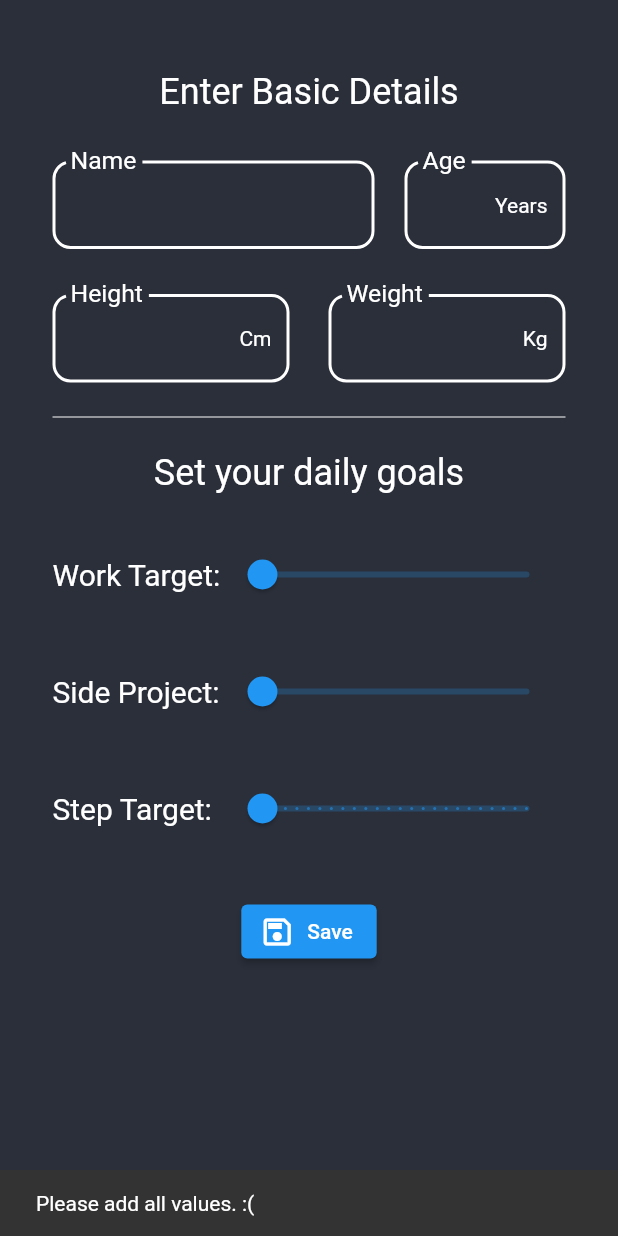
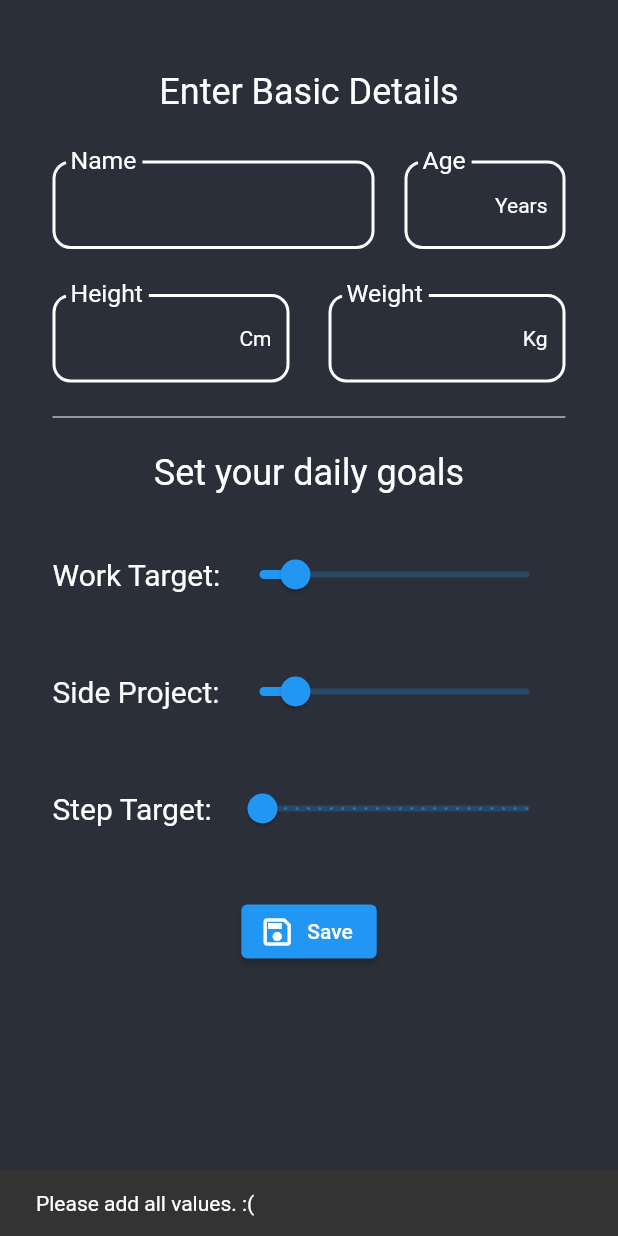
Before and after one commit to Nikhil-Soni-21/42_Null-Void, a Flutter app: the screen it shows after launch, after a tap on "Save", on a phone screen of 412 x 824 dp. Run offline on Flutter 3.47's test engine with Material 2 defaults, Android fonts, the phone set to English and light mode, and no system bars; our stand-ins replace carousel_slider, liquid_progress_indicator, pedometer, rive, shared_preferences, shimmer; missing offline and left inert: cron; network calls fail.

Commit message:
release 1.0.2

```diff
--- a/lib/repos/storage_api.dart
+++ b/lib/repos/storage_api.dart
@@ -51,7 +51,11 @@ Future<double> calculateScore(Map<String, int> data) async {
     if (key.endsWith('_goal')) {
       if (key == "Step_goal") continue;
       int? temp = prefs.getInt('${(key.split('_'))[0]}_timeToday') ?? 0;
-      double val = temp / prefs.getInt(key)!;
+      var kv = prefs.getInt(key);
+      if(kv?.isNaN==true){
+        continue;
+      }
+      double val = temp / kv!;
 
       avg += val;
 
--- a/lib/views/input_user.dart
+++ b/lib/views/input_user.dart
@@ -11,8 +11,8 @@ class inputUser extends StatefulWidget {
 }
 
 class _inputUserState extends State<inputUser> {
-  double _workSliderValue = 0;
-  double sideProjectSliderValue = 0;
+  double _workSliderValue = 1;
+  double sideProjectSliderValue = 1;
   double stepTargetSliderValue = 1000;
 
   var _formKey = GlobalKey<FormState>();
@@ -239,18 +239,18 @@ class _inputUserState extends State<inputUser> {
     }
 
     SharedPreferences prefs = await SharedPreferences.getInstance();
-    prefs.setString("userName", NameController.text);
-    prefs.setString("userAge", AgeController.text);
-    prefs.setString("userHeight", HeightController.text);
-    prefs.setString("userWeight", WeightController.text);
+    await prefs.setString("userName", NameController.text);
+    await prefs.setString("userAge", AgeController.text);
+    await prefs.setString("userHeight", HeightController.text);
+    await prefs.setString("userWeight", WeightController.text);
 
-    prefs.setInt("Work_goal", hoursToMilliseconds(_workSliderValue));
-    prefs.setInt(
+    await prefs.setInt("Work_goal", hoursToMilliseconds(_workSliderValue));
+    await prefs.setInt(
         "Side Project_goal", hoursToMilliseconds(sideProjectSliderValue));
-    prefs.setDouble("Step_goal", stepTargetSliderValue);
+    await prefs.setDouble("Step_goal", stepTargetSliderValue);
 
-    prefs.setInt("Exercise_goal", 6);
-    prefs.setInt("Exercise_timeToday", 0);
+    await prefs.setInt("Exercise_goal", 6);
+    await prefs.setInt("Exercise_timeToday", 0);
 
     ScaffoldMessenger.of(context).showSnackBar(
       SnackBar(
```
Also changed, not shown: lib/views/character_selection.dart (+4 -4 lines).
